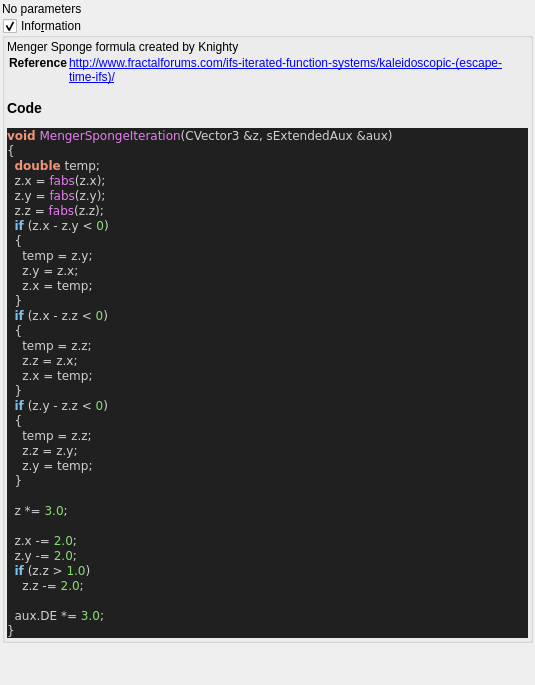
The window that mandelbulber2/qt_data/fractal_menger_sponge.ui (buddhi1980/mandelbulber2) describes before a commit, drawn with Qt 5.
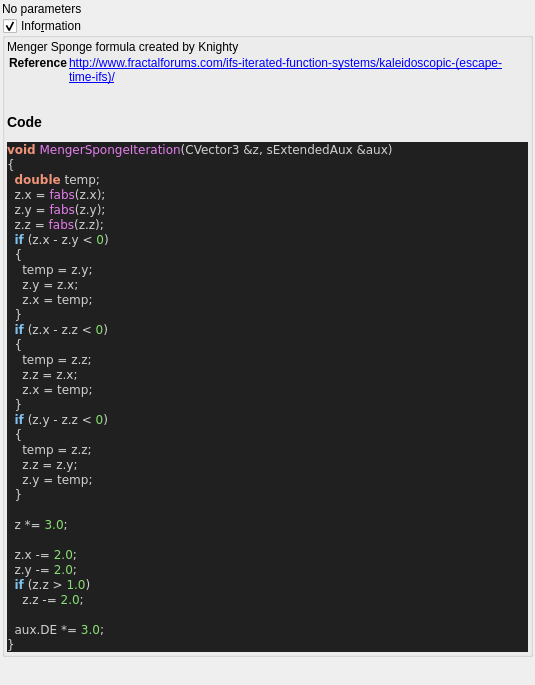
The same window after the commit. Custom widgets are drawn as their Qt base class.

Commit message:
stripped code highlight output to body tag
 the surrounding part (HTML Tag and comment) contained version specific parts.
 Now only the body tag will be written to the ui file,
 so the complete output of populateUiInformation.php should be reproducable.

 Also readded broken symlinks in deploy/share/mandelbulber2

```diff
--- a/mandelbulber2/qt_data/fractal_menger_sponge.ui
+++ b/mandelbulber2/qt_data/fractal_menger_sponge.ui
@@ -67,17 +67,12 @@
        <widget class="QLabel" name="label_code_content">
         <property name="text">
          <string>&lt;p&gt;Menger Sponge formula created by Knighty&lt;/p&gt;&lt;table&gt;
-&lt;tr&gt;&lt;th&gt;Reference&lt;/th&gt;&lt;td&gt;&lt;a href=&quot;http://www.fractalforums.com/ifs-iterated-function-systems/kaleidoscopic-(escape-time-ifs)/&quot;&gt;http://www.fractalforums.com/ifs-iterated-function-systems/kaleidoscopic-(escape-time-ifs)/&lt;/a&gt;&lt;/td&gt;&lt;/tr&gt;
+&lt;tr&gt;&lt;th&gt;Reference&lt;/th&gt;&lt;td&gt;&lt;a href=&quot;http://www.fractalforums.com/ifs-iterated-function-systems/kaleidoscopic-(escape-time-ifs)/&quot;&gt;http://www.fractalforums.com/ifs-iterated-function-systems/kaleidoscopic-(escape-time-ifs)/&lt;br&gt;
+&lt;/td&gt;&lt;/tr&gt;
 &lt;/table&gt;
 &lt;h3&gt;Code&lt;/h3&gt;
-&lt;!DOCTYPE HTML PUBLIC &quot;-//W3C//DTD HTML 4.0 Transitional//EN&quot;&gt;
-&lt;html&gt;
-&lt;head&gt;
-&lt;meta http-equiv=&quot;content-type&quot; content=&quot;text/html; charset=ISO-8859-1&quot;&gt;
-&lt;title&gt;Source file&lt;/title&gt;
-&lt;/head&gt;
 &lt;body style=&quot;background-color:#202020&quot;&gt;
-&lt;pre style=&quot;color:#d0d0d0; background-color:#202020;  font-family:'Courier New';&quot;&gt;&lt;span style=&quot;color:#f09479; font-weight:bold&quot;&gt;void&lt;/span&gt; &lt;span style=&quot;color:#e47eed&quot;&gt;MengerSpongeIteration&lt;/span&gt;&lt;span style=&quot;color:#d0d0d0&quot;&gt;(&lt;/span&gt;CVector3 &lt;span style=&quot;color:#d0d0d0&quot;&gt;&amp;amp;&lt;/span&gt;z&lt;span style=&quot;color:#d0d0d0&quot;&gt;,&lt;/span&gt; sExtendedAux &lt;span style=&quot;color:#d0d0d0&quot;&gt;&amp;amp;&lt;/span&gt;aux&lt;span style=&quot;color:#d0d0d0&quot;&gt;)&lt;/span&gt;
+&lt;pre style=&quot;color:#d0d0d0; background-color:#202020;  font-family:'Courier New',monospace;&quot;&gt;&lt;span style=&quot;color:#f09479; font-weight:bold&quot;&gt;void&lt;/span&gt; &lt;span style=&quot;color:#e47eed&quot;&gt;MengerSpongeIteration&lt;/span&gt;&lt;span style=&quot;color:#d0d0d0&quot;&gt;(&lt;/span&gt;CVector3 &lt;span style=&quot;color:#d0d0d0&quot;&gt;&amp;amp;&lt;/span&gt;z&lt;span style=&quot;color:#d0d0d0&quot;&gt;,&lt;/span&gt; sExtendedAux &lt;span style=&quot;color:#d0d0d0&quot;&gt;&amp;amp;&lt;/span&gt;aux&lt;span style=&quot;color:#d0d0d0&quot;&gt;)&lt;/span&gt;
 &lt;span style=&quot;color:#d0d0d0&quot;&gt;{&lt;/span&gt;
   &lt;span style=&quot;color:#f09479; font-weight:bold&quot;&gt;double&lt;/span&gt; temp&lt;span style=&quot;color:#d0d0d0&quot;&gt;;&lt;/span&gt;
   z&lt;span style=&quot;color:#d0d0d0&quot;&gt;.&lt;/span&gt;x &lt;span style=&quot;color:#d0d0d0&quot;&gt;=&lt;/span&gt; &lt;span style=&quot;color:#e47eed&quot;&gt;fabs&lt;/span&gt;&lt;span style=&quot;color:#d0d0d0&quot;&gt;(&lt;/span&gt;z&lt;span style=&quot;color:#d0d0d0&quot;&gt;.&lt;/span&gt;x&lt;span style=&quot;color:#d0d0d0&quot;&gt;);&lt;/span&gt;
@@ -112,10 +107,7 @@
   aux&lt;span style=&quot;color:#d0d0d0&quot;&gt;.&lt;/span&gt;DE &lt;span style=&quot;color:#d0d0d0&quot;&gt;*=&lt;/span&gt; &lt;span style=&quot;color:#87df71&quot;&gt;3.0&lt;/span&gt;&lt;span style=&quot;color:#d0d0d0&quot;&gt;;&lt;/span&gt;
 &lt;span style=&quot;color:#d0d0d0&quot;&gt;}&lt;/span&gt;
 &lt;/pre&gt;
-&lt;/body&gt;
-&lt;/html&gt;
-&lt;!--HTML generated by highlight 3.9, http://www.andre-simon.de/--&gt;
-</string>
+&lt;/body&gt;</string>
         </property>
         <property name="wordWrap">
          <bool>true</bool>
```
The commit also changes 109 other files.
